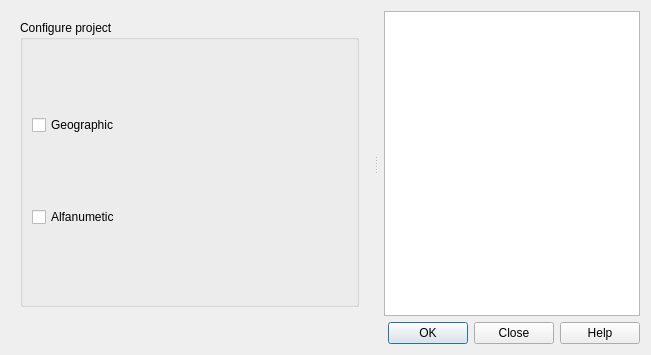
This is asistente_ladm_col/ui/wiz_project_configuration_field_data_capture.ui in SwissTierrasColombia/Asistente-LADM-COL as Qt 5 draws it before an edit. The edited form follows.
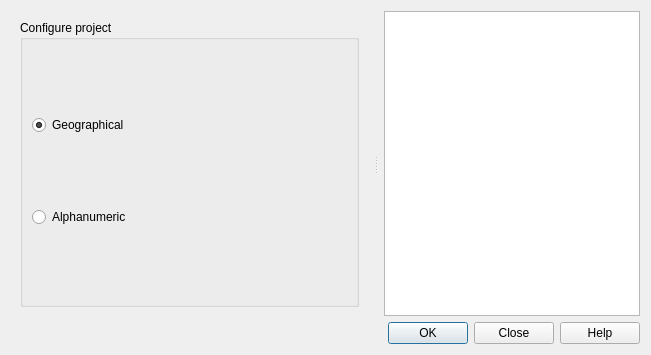
This is the edited form.

Commit message: Project configuration for alphanumeric model

The edit to the form file:
```diff
--- a/asistente_ladm_col/ui/wiz_project_configuration_field_data_capture.ui
+++ b/asistente_ladm_col/ui/wiz_project_configuration_field_data_capture.ui
@@ -59,16 +59,22 @@
          </property>
          <layout class="QGridLayout" name="gridLayout_7">
           <item row="0" column="0">
-           <widget class="QCheckBox" name="checkBox">
+           <widget class="QRadioButton" name="rad_geo">
             <property name="text">
-             <string>Geographic</string>
+             <string>Geographical</string>
+            </property>
+            <property name="checked">
+             <bool>true</bool>
             </property>
            </widget>
           </item>
           <item row="1" column="0">
-           <widget class="QCheckBox" name="checkBox_2">
+           <widget class="QRadioButton" name="rad_alfa">
+            <property name="enabled">
+             <bool>true</bool>
+            </property>
             <property name="text">
-             <string>Alfanumetic</string>
+             <string>Alphanumeric</string>
             </property>
            </widget>
           </item>
```
Left out of the diff: 2 changed lines with no effect on the pictures. The commit also changes 2 other files.
